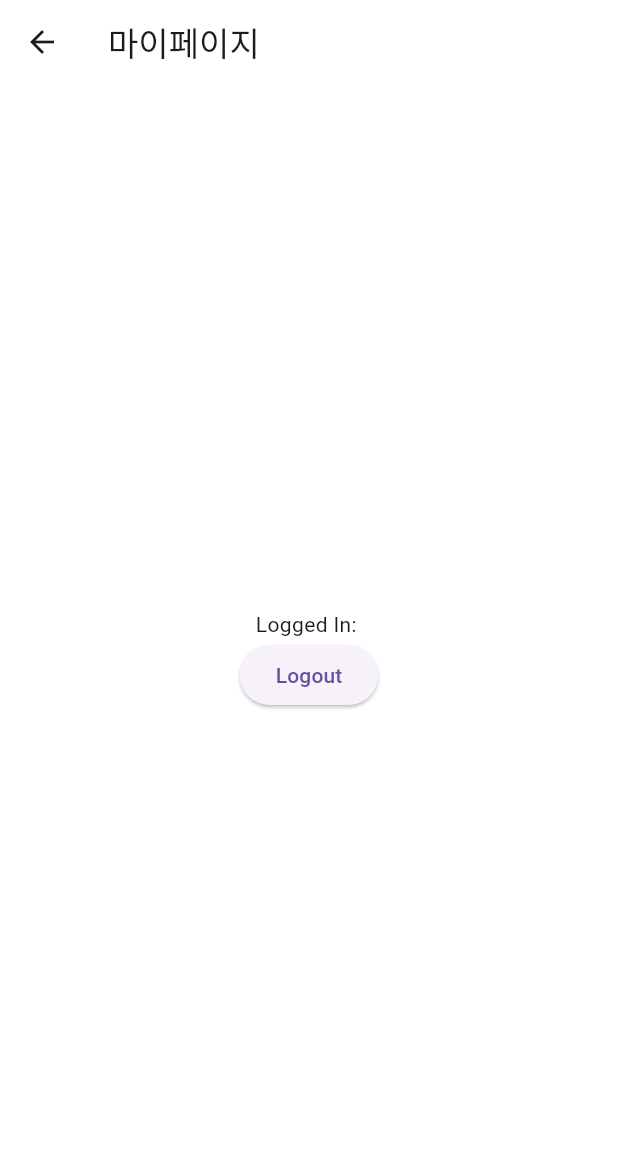
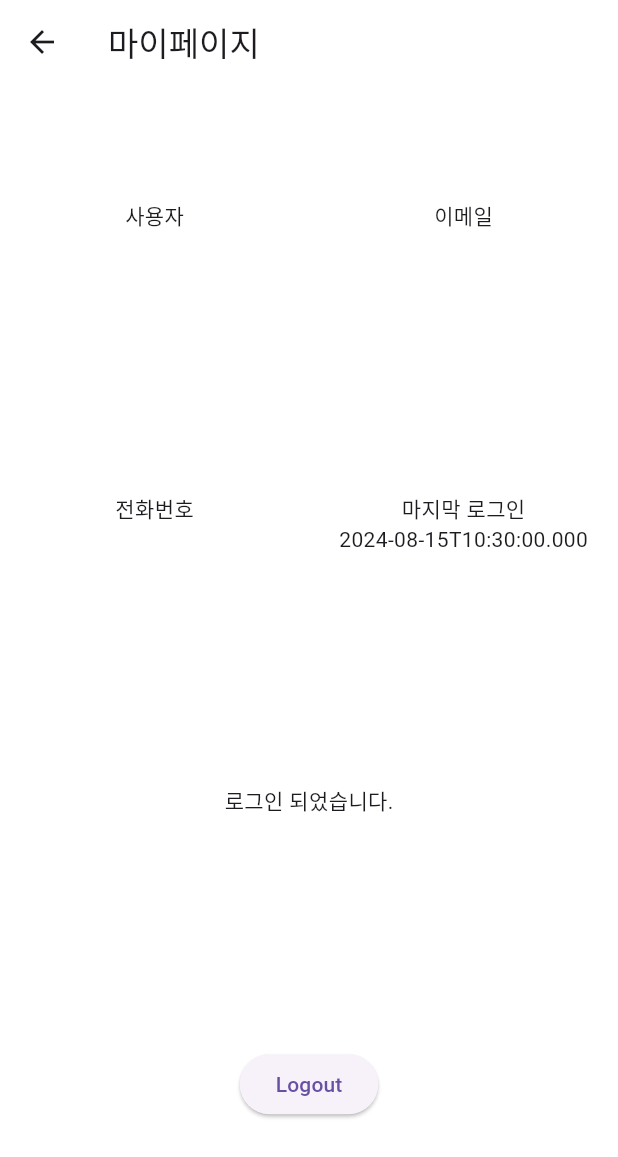
Before and after one commit to YourEarFits/your_ear_fits, a Flutter app: the MyPageScreen screen opened directly, on a phone screen of 412 x 824 dp. Shown: the top 1157 px of the screen. Run offline on Flutter 3.47's test engine with Material 3 defaults, Android fonts, the phone set to English and light mode, and no system bars; our stand-ins replace flutter_dotenv, supabase_flutter; accounts and stored records are empty; network calls fail.

Commit message:
refactor: Update login, logout, and sign up logic to use Supabase instead of Firebase Auth

```diff
--- a/lib/my_page_screen.dart
+++ b/lib/my_page_screen.dart
@@ -1,5 +1,5 @@
-import 'package:firebase_auth/firebase_auth.dart';
 import 'package:flutter/material.dart';
+import 'package:supabase_flutter/supabase_flutter.dart';
 import 'package:your_ear_fits/Account/login_screen.dart';
 import 'package:your_ear_fits/Account/logout_widget.dart';
 
@@ -18,11 +18,70 @@ class MyPageScreen extends StatelessWidget {
         child: Column(
           mainAxisAlignment: MainAxisAlignment.center,
           children: [
-            // 로그인 상태에 따라 다른 위젯을 보여줍니다.
             StreamBuilder(
-              stream: FirebaseAuth.instance.authStateChanges(),
+              stream: Supabase.instance.client.auth.onAuthStateChange,
               builder: (context, snapshot) {
-                if (!snapshot.hasData) {
+                if (snapshot.data?.session?.user.id != null) {
+                  return Expanded(
+                    child: Column(
+                      mainAxisAlignment: MainAxisAlignment.spaceAround,
+                      children: [
+                        Row(
+                          mainAxisAlignment: MainAxisAlignment.spaceAround,
+                          children: [
+                            Expanded(
+                              flex: 1,
+                              child: Column(
+                                mainAxisAlignment: MainAxisAlignment.center,
+                                children: [
+                                  const Text('사용자'),
+                                  Text(snapshot.data!.session!.user.id),
+                                ],
+                              ),
+                            ),
+                            Expanded(
+                              flex: 1,
+                              child: Column(
+                                children: [
+                                  const Text('이메일'),
+                                  Text("${snapshot.data!.session!.user.email}"),
+                                ],
+                              ),
+                            ),
+                          ],
+                        ),
+                        Row(
+                          mainAxisAlignment: MainAxisAlignment.spaceAround,
+                          children: [
+                            Expanded(
+                              flex: 1,
+                              child: Column(
+                                mainAxisAlignment: MainAxisAlignment.center,
+                                children: [
+                                  const Text('전화번호'),
+                                  Text(snapshot.data!.session!.user.phone ??
+                                      ''),
+                                ],
+                              ),
+                            ),
+                            Expanded(
+                              flex: 1,
+                              child: Column(
+                                children: [
+                                  const Text('마지막 로그인'),
+                                  Text(
+                                      "${snapshot.data!.session!.user.lastSignInAt}"),
+                                ],
+                              ),
+                            ),
+                          ],
+                        ),
+                        const Text('로그인 되었습니다.'),
+                        const LogoutWidget(),
+                      ],
+                    ),
+                  );
+                } else {
                   return Column(
                     children: [
                       const Text('로그인이 필요합니다.'),
@@ -42,15 +101,8 @@ class MyPageScreen extends StatelessWidget {
                     ],
                   );
                 }
-                return Column(
-                  children: [
-                    Text(
-                        'Logged In: ${FirebaseAuth.instance.currentUser!.uid}'),
-                    const LogoutWidget(),
-                  ],
-                );
               },
-            ),
+            )
           ],
         ),
       ),
```
Also changed, not shown: lib/Account/login.dart (+4 -4 lines), lib/Account/logout.dart (+4 -4 lines), lib/Account/sign_up.dart (+4 -4 lines), lib/main.dart (+0 -23 lines).
